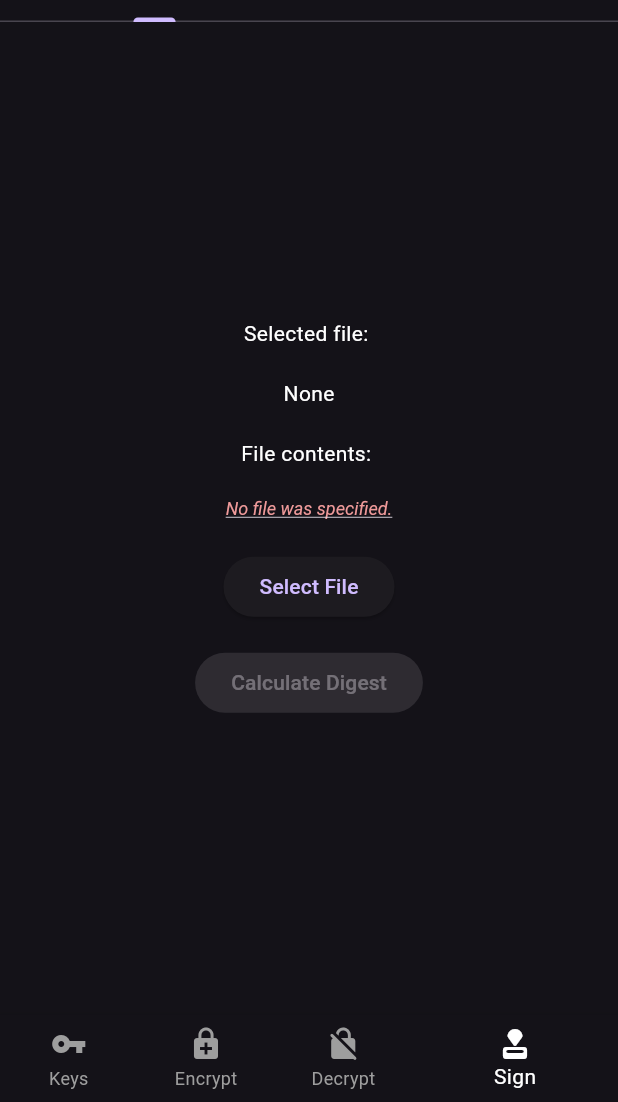
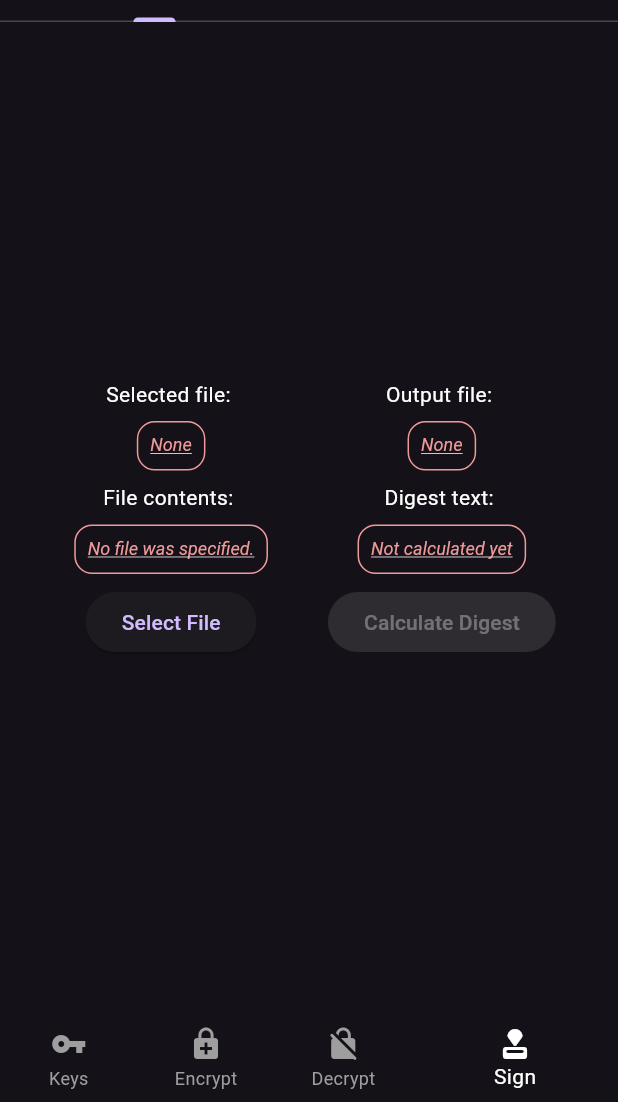
Before and after one commit to jfletcher20/cryptography_flutter, a Flutter app: the screen it shows after launch, item 4 of the bottom bar chosen, after a tap on "Select File", on a phone screen of 412 x 824 dp, the part 134-1236 px from its top. Run offline on Flutter 3.47's test engine with Material 3 defaults, Android fonts, the phone set to English and light mode, and no system bars; our stand-ins replace file_picker; missing offline and left inert: pointycastle; accounts and stored records are empty.

Commit message:
Updated UI to work better with copy options for all input-output text. Signature verification doesn't work due to pointycastle library updates.

```diff
--- a/lib/s_homepage/s_keys/s_keys.dart
+++ b/lib/s_homepage/s_keys/s_keys.dart
@@ -19,7 +19,7 @@ class KeysScreen extends StatefulWidget {
   State<KeysScreen> createState() => _KeysScreenState();
 }
 
-class _KeysScreenState extends State<KeysScreen> {
+class _KeysScreenState extends State<KeysScreen> with SingleTickerProviderStateMixin {
   String public = "public_key.txt";
   String private = "private_key.txt";
   String secret = "secret_key.txt";
@@ -28,23 +28,41 @@ class _KeysScreenState extends State<KeysScreen> {
   GlobalKey<FileContentsWidgetState> privateKey = GlobalKey();
   GlobalKey<FileContentsWidgetState> secretKey = GlobalKey();
 
+  late TabController tabController;
+  final List<Widget> _tabs = const [Tab(text: "Asymmetric Keys"), Tab(text: "Symmetric Keys")];
+
+  @override
+  void initState() {
+    super.initState();
+    tabController = TabController(length: 2, vsync: this);
+  }
+
   @override
   Widget build(BuildContext context) {
     return Column(
+      children: [
+        TabBar(controller: tabController, tabs: _tabs),
+        Expanded(
+          child: TabBarView(
+            controller: tabController,
+            children: [
+              Column(
                 mainAxisAlignment: MainAxisAlignment.center,
                 children: [
                   Row(mainAxisAlignment: MainAxisAlignment.center, children: [
+                    Column(children: [
                       wrap("Public key: ", FileContentsWidget(key: publicKey, fileName: public)),
                       wrap("Private key: ", FileContentsWidget(key: privateKey, fileName: private)),
                     ]),
-        Row(mainAxisAlignment: MainAxisAlignment.center, children: [
+                    Column(children: [
+                      Row(children: [
                         const Icon(Icons.create),
                         ElevatedButton(
                           onPressed: () => genAsymmetricKeys(),
                           child: const Text("Generate Asymmetric Keys"),
                         ),
                       ]),
-        Row(mainAxisAlignment: MainAxisAlignment.center, children: [
+                      Row(children: [
                         const Icon(Icons.import_export),
                         ElevatedButton(
                           onPressed: () => importPublicKey(),
@@ -55,8 +73,14 @@ class _KeysScreenState extends State<KeysScreen> {
                           child: const Text("Import Private Key"),
                         ),
                       ]),
-        const SizedBox(height: 64),
+                    ]),
+                  ]),
+                ],
+              ),
+              Column(mainAxisAlignment: MainAxisAlignment.center, children: [
+                Row(mainAxisAlignment: MainAxisAlignment.center, children: [
                   wrap("Secret key: ", FileContentsWidget(key: secretKey, fileName: secret)),
+                  Column(children: [
                     Row(mainAxisAlignment: MainAxisAlignment.center, children: [
                       const Icon(Icons.create),
                       ElevatedButton(
@@ -71,19 +95,18 @@ class _KeysScreenState extends State<KeysScreen> {
                         child: const Text("Import Secret Key"),
                       ),
                     ]),
+                  ]),
+                ]),
+              ]),
+            ],
+          ),
+        ),
       ],
     );
   }
 
   Widget wrap(String label, Widget child) {
-    return Column(children: [
-      Text(label),
-      Container(
-        padding: const EdgeInsets.all(20),
-        constraints: const BoxConstraints(maxHeight: 100, maxWidth: 500),
-        child: SingleChildScrollView(child: child),
-      ),
-    ]);
+    return Column(children: [Text(label), child]);
   }
 
   (RSAKeyGeneratorParameters, FortunaRandom) _keyParametersRSA() {
--- a/lib/s_homepage/s_signature/s_signature.dart
+++ b/lib/s_homepage/s_signature/s_signature.dart
@@ -1,5 +1,6 @@
 import 'package:cryptography_flutter/s_homepage/s_signature/w_sign.dart';
 import 'package:cryptography_flutter/s_homepage/s_signature/w_verify.dart';
+import 'package:cryptography_flutter/s_homepage/w_not_yet_implemented.dart';
 import 'package:flutter/material.dart';
 
 class SignatureScreen extends StatefulWidget {
@@ -31,7 +32,12 @@ class _SignatureScreenState extends State<SignatureScreen> with SingleTickerProv
               controller: tabController,
               children: const [
                 Center(child: SignFileWidget()),
-                Center(child: VerifySignatureWidget()),
+                // Center(child: VerifySignatureWidget()),
+                Center(
+                  child: NotYetImplementedWidget(
+                    text: "Due to library updates, this feature needs to be reimplemented.",
+                  ),
+                ),
               ],
             ),
           ),
--- a/lib/s_homepage/s_signature/w_sign.dart
+++ b/lib/s_homepage/s_signature/w_sign.dart
@@ -28,17 +28,40 @@ class _SignFileWidgetState extends State<SignFileWidget> {
 
   @override
   Widget build(BuildContext context) {
-    return Column(
+    return Row(
       mainAxisAlignment: MainAxisAlignment.center,
       children: [
-        ...wrap("Selected file: ", Text(selectedFile?.path ?? "None")),
-        ...wrap("File contents: ", FileContentsWidget(file: selectedFile)),
-        ElevatedButton(onPressed: _pickFile, child: const Text("Select File")),
-        const SizedBox(height: 16),
-        if (digestText.isNotEmpty) ..._digestTextWidget,
-        ElevatedButton(
-          onPressed: isDigestButtonEnabled ? _calculateDigestOfFile : null,
-          child: const Text("Calculate Digest"),
+        Column(
+          mainAxisAlignment: MainAxisAlignment.center,
+          children: [
+            ...wrap(
+              "Selected file: ",
+              FileContentsWidget(
+                contentOverride: selectedFile?.path ?? "None",
+                useErrorStyle: selectedFile == null,
+              ),
+            ),
+            ...wrap("File contents: ", FileContentsWidget(file: selectedFile)),
+            ElevatedButton(onPressed: _pickFile, child: const Text("Select File")),
+          ],
+        ),
+        const SizedBox(width: 32),
+        Column(
+          mainAxisAlignment: MainAxisAlignment.center,
+          children: [
+            ...wrap(
+              "Output file: ",
+              FileContentsWidget(
+                contentOverride: digestFileOutput?.path.replaceAll("/", "\\") ?? "None",
+                useErrorStyle: digestFileOutput == null,
+              ),
+            ),
+            ..._digestTextWidget,
+            ElevatedButton(
+              onPressed: isDigestButtonEnabled ? _calculateDigestOfFile : null,
+              child: const Text("Calculate Digest"),
+            ),
+          ],
         ),
       ],
     );
@@ -48,19 +71,16 @@ class _SignFileWidgetState extends State<SignFileWidget> {
     TextStyle style = Theme.of(context).textTheme.displaySmall!.copyWith(color: Colors.green[200]);
     return wrap(
       "Digest text: ",
-      Text(digestText, style: style),
+      FileContentsWidget(
+        contentOverride: digestText.isNotEmpty ? digestText : "Not calculated yet",
+        styleOverride: style,
+        useErrorStyle: digestText.isEmpty,
+      ),
     );
   }
 
   List<Widget> wrap(String label, Widget child) {
-    return [
-      Text(label),
-      Container(
-        padding: const EdgeInsets.all(20),
-        constraints: const BoxConstraints(maxHeight: 100, maxWidth: 500),
-        child: SingleChildScrollView(child: child),
-      ),
-    ];
+    return [Text(label), child];
   }
 
   Future<void> _pickFile() async {
@@ -73,20 +93,23 @@ class _SignFileWidgetState extends State<SignFileWidget> {
     }
   }
 
+  File? digestFileOutput;
+
   Future<void> _calculateDigestOfFile() async {
     if (selectedFile == null) return;
     final fileName = selectedFile!.path.split("\\").last.replaceAll(".txt", "");
     final timestamp = DateTime.now().millisecondsSinceEpoch;
     String asym = await digitalSignature();
     try {
-      await FileManager.saveToFile(
+      File? digestFile = await FileManager.saveToFile(
         "${fileName}_digest_$timestamp.txt",
         asym,
         createDir: true,
         additionalPath: "signature/digest",
       );
+      setState(() => digestFileOutput = digestFile);
     } catch (e) {
-      if (context.mounted)
+      if (mounted)
         ScaffoldMessenger.of(context).showSnackBar(SnackBar(content: Text(e.toString())));
     }
   }
--- /dev/null
+++ b/lib/s_homepage/w_not_yet_implemented.dart
@@ -0,0 +1,14 @@
+import 'package:flutter/material.dart';
+
+class NotYetImplementedWidget extends StatelessWidget {
+  final String text;
+  const NotYetImplementedWidget({super.key, this.text = "Not yet implemented"});
+
+  @override
+  Widget build(BuildContext context) {
+    TextStyle? style = Theme.of(context).textTheme.headlineLarge?.copyWith(color: Colors.red[200]);
+    return Center(
+      child: Text(text, style: style),
+    );
+  }
+}
--- a/lib/w_file_contents.dart
+++ b/lib/w_file_contents.dart
@@ -4,13 +4,27 @@ import 'dart:io';
 
 import 'package:cryptography_flutter/s_auth/u_auth.dart';
 import 'package:flutter/material.dart';
+import 'package:flutter/services.dart';
 import 'package:path_provider/path_provider.dart';
 
 class FileContentsWidget extends StatefulWidget {
   final File? file;
   final String? fileName;
   final bool canBeCopied;
-  const FileContentsWidget({super.key, this.fileName, this.file, this.canBeCopied = true});
+  final int? maxLines;
+  final String contentOverride;
+  final TextStyle? styleOverride;
+  final bool useErrorStyle;
+  const FileContentsWidget({
+    super.key,
+    this.fileName,
+    this.file,
+    this.maxLines,
+    this.contentOverride = "",
+    this.styleOverride,
+    this.canBeCopied = true,
+    this.useErrorStyle = false,
+  });
 
   @override
   State<FileContentsWidget> createState() => FileContentsWidgetState();
@@ -19,9 +33,50 @@ class FileContentsWidget extends StatefulWidget {
 class FileContentsWidgetState extends State<FileContentsWidget> {
   String fileContents = "";
 
+  bool get isValid =>
+      !widget.useErrorStyle &&
+      (widget.contentOverride.isNotEmpty ||
+          widget.canBeCopied &&
+              fileContents != "-1" &&
+              !(widget.file == null && widget.fileName == null));
+
   @override
   Widget build(BuildContext context) {
-    final TextStyle style = Theme.of(context).textTheme.displaySmall!;
+    return InkWell(
+      onTap: isValid
+          ? () {
+              if (widget.canBeCopied) {
+                Clipboard.setData(ClipboardData(text: widget.contentOverride + fileContents));
+                ScaffoldMessenger.of(context).showSnackBar(
+                  const SnackBar(content: Text("Copied to clipboard")),
+                );
+              }
+            }
+          : null,
+      borderRadius: BorderRadius.circular(12),
+      child: Container(
+        margin: const EdgeInsets.all(8),
+        padding: const EdgeInsets.all(8),
+        decoration: BoxDecoration(
+          border: Border.all(color: isValid ? Colors.purpleAccent : Colors.red[200]!),
+          borderRadius: BorderRadius.circular(12),
+        ),
+        constraints: const BoxConstraints(maxHeight: 100, maxWidth: 300),
+        child: SingleChildScrollView(
+          child: widget.contentOverride.isNotEmpty
+              ? Text(widget.contentOverride,
+                  style: widget.useErrorStyle
+                      ? style.copyWith(color: Colors.red[200])
+                      : widget.styleOverride ?? style)
+              : _fileContents,
+        ),
+      ),
+    );
+  }
+
+  TextStyle get style => Theme.of(context).textTheme.displaySmall!;
+
+  Widget get _fileContents {
     if (widget.file == null && widget.fileName == null)
       return Text("No file was specified.", style: style.copyWith(color: Colors.red[200]));
     else if (widget.fileName != null)
@@ -29,15 +84,17 @@ class FileContentsWidgetState extends State<FileContentsWidget> {
         builder: (context, snapshot) {
           if (snapshot.hasData) {
             fileContents = snapshot.data as String;
-            if (fileContents == "-1") {
-              return Text(
-                "File does not exist",
-                style: style.copyWith(color: Colors.red[200]),
-              );
-            } else {
-              fileContents = snapshot.data as String;
-              return Text(fileContents, style: style);
-            }
+            return (fileContents == "-1")
+                ? Text(
+                    maxLines: widget.maxLines,
+                    "File does not exist",
+                    style: style.copyWith(color: Colors.red[200]),
+                  )
+                : Text(
+                    maxLines: widget.maxLines,
+                    fileContents,
+                    style: widget.useErrorStyle ? style.copyWith(color: Colors.red[200]) : style,
+                  );
           } else {
             return const CircularProgressIndicator();
           }
@@ -46,7 +103,10 @@ class FileContentsWidgetState extends State<FileContentsWidget> {
       );
     else {
       fileContents = widget.file!.readAsStringSync();
-      return Text(fileContents, style: style);
+      return Text(
+        fileContents,
+        style: widget.useErrorStyle ? style.copyWith(color: Colors.red[200]) : style,
+      );
     }
   }
 
```
Also changed, not shown: lib/s_homepage/s_decrypt/s_decrypt.dart (+13 -12 lines), lib/s_homepage/s_encrypt/s_encrypt.dart (+13 -12 lines), lib/s_homepage/s_signature/w_verify.dart (+22 -12 lines). Lines whose indentation alone changed are shown as unchanged.
